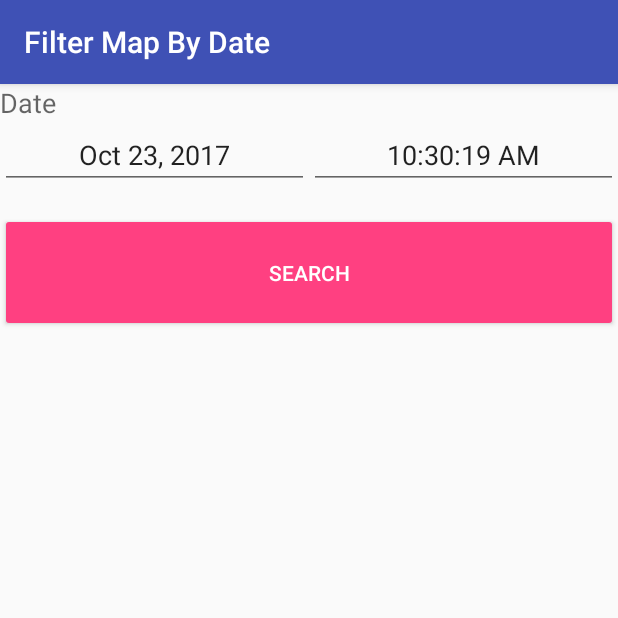
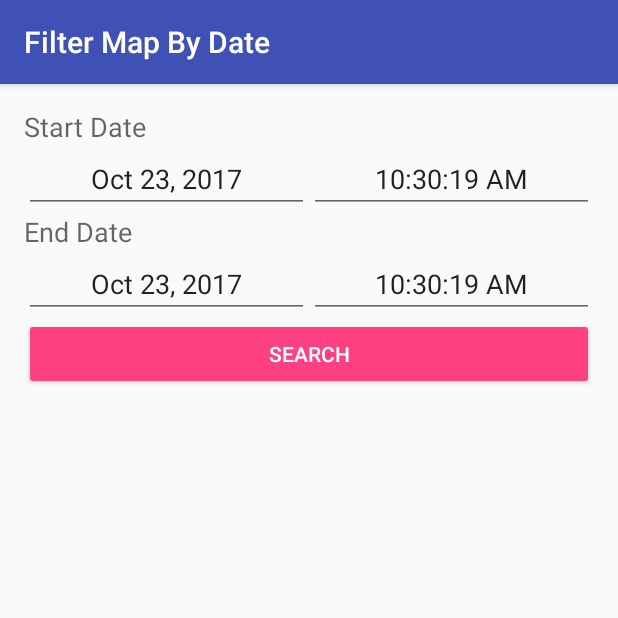
Before and after one commit to JJEV2340/CS_2340_RatProject, an Android app: the screen it shows after launch once a user with an empty profile is signed in (RatSightingMapFilterActivity), after a tap on "FILTER", on a phone screen of 412 x 824 dp, the top half of it. Run offline under Robolectric (Android 15) with nearby library versions, the phone set to English and light mode, and no system bars; our stand-ins replace ButterKnife, Firebase (no records; nobody signed in at launch, a user with empty details on screens opened directly).

Commit message:
implemented filter by date function

```diff
--- a/app/src/main/java/org/lulz/jrat/view/impl/MainActivity.java
+++ b/app/src/main/java/org/lulz/jrat/view/impl/MainActivity.java
@@ -87,6 +87,8 @@ public class MainActivity extends AppCompatActivity
         switch (item.getItemId()) {
             case R.id.nav_map:
                 fragment = new RatSightingMapFragment();
+                Bundle arguments = getIntent().getBundleExtra("DateBundle");
+                fragment.setArguments(arguments);
                 setTitle(R.string.title_map);
                 break;
             case R.id.nav_list:
--- a/app/src/main/java/org/lulz/jrat/view/impl/RatSightingMapFilterActivity.java
+++ b/app/src/main/java/org/lulz/jrat/view/impl/RatSightingMapFilterActivity.java
@@ -43,18 +43,22 @@ import static java.util.Calendar.YEAR;
  */
 
 public class RatSightingMapFilterActivity extends AppCompatActivity {
-    @BindView(R.id.filterDate)
-    TextView filterDate;
-    @BindView(R.id.filterTime)
-    TextView filterTime;
+    @BindView(R.id.filterStartDate)
+    TextView startDate;
+    @BindView(R.id.filterStartTime)
+    TextView startTime;
+    @BindView(R.id.filterEndDate)
+    TextView endDate;
+    @BindView(R.id.filterEndTime)
+    TextView endTime;
 
-    private Calendar calendar;
-    public static boolean active = false;
+    private Calendar startCalendar;
+    private Calendar endCalendar;
+    public static boolean hitSearch = false;
 
     @Override
     protected void onCreate(Bundle savedInstanceState) {
         super.onCreate(savedInstanceState);
-        active = true;
         setContentView(R.layout.activity_map_filter);
         ButterKnife.bind(this);
 
@@ -62,7 +66,8 @@ public class RatSightingMapFilterActivity extends AppCompatActivity {
         setSupportActionBar(toolbar);
 
         // initialize dates
-        calendar = Calendar.getInstance();
+        startCalendar = Calendar.getInstance();
+        endCalendar = Calendar.getInstance();
         updateDate();
     }
 
@@ -71,25 +76,31 @@ public class RatSightingMapFilterActivity extends AppCompatActivity {
      * backing Calendar object
      */
     private void updateDate() {
-        Date datetime = calendar.getTime();
-        String date = DateFormat.getDateInstance().format(datetime);
-        String time = DateFormat.getTimeInstance().format(datetime);
-        filterDate.setText(date);
-        filterTime.setText(time);
+        Date datetimeStart = startCalendar.getTime();
+        String dateStart = DateFormat.getDateInstance().format(datetimeStart);
+        String timeStart = DateFormat.getTimeInstance().format(datetimeStart);
+        startDate.setText(dateStart);
+        startTime.setText(timeStart);
+        Date datetimeEnd = endCalendar.getTime();
+        String dateEnd = DateFormat.getDateInstance().format(datetimeEnd);
+        String timeEnd = DateFormat.getTimeInstance().format(datetimeEnd);
+        endDate.setText(dateEnd);
+        endTime.setText(timeEnd);
     }
 
+    // Start time
     /**
      * When the user clicks on the edit text of date, a datepicker
      * calendar will popup for the user to enter the date
      */
-    @OnClick(R.id.filterDate)
-    void onDateClicked() {
+    @OnClick(R.id.filterStartDate)
+    void onStartDateClicked() {
         DatePickerDialog mDatePicker = new DatePickerDialog(this, new DatePickerDialog.OnDateSetListener() {
             public void onDateSet(DatePicker picker, int year, int month, int day) {
-                calendar.set(year, month, day);
+                startCalendar.set(year, month, day);
                 updateDate();
             }
-        }, calendar.get(YEAR), calendar.get(MONTH), calendar.get(DAY_OF_MONTH));
+        }, startCalendar.get(YEAR), startCalendar.get(MONTH), startCalendar.get(DAY_OF_MONTH));
         mDatePicker.setTitle(R.string.title_pick_date);
         mDatePicker.show();
     }
@@ -98,17 +109,53 @@ public class RatSightingMapFilterActivity extends AppCompatActivity {
      * When the user clicks on the edit text of time, a timepicker
      * clock will popup for the user to enter the time
      */
-    @OnClick(R.id.filterTime)
-    void onTimeClicked() {
+    @OnClick(R.id.filterStartTime)
+    void onStartTimeClicked() {
         TimePickerDialog mTimePicker = new TimePickerDialog(this, new TimePickerDialog.OnTimeSetListener() {
             @Override
             public void onTimeSet(TimePicker picker, int hour, int minute) {
-                calendar.set(HOUR_OF_DAY, hour);
-                calendar.set(MINUTE, minute);
-                calendar.set(SECOND, 0);
+                startCalendar.set(HOUR_OF_DAY, hour);
+                startCalendar.set(MINUTE, minute);
+                startCalendar.set(SECOND, 0);
                 updateDate();
             }
-        }, calendar.get(HOUR_OF_DAY), calendar.get(MINUTE), false);
+        }, startCalendar.get(HOUR_OF_DAY), startCalendar.get(MINUTE), false);
+        mTimePicker.setTitle(R.string.title_pick_time);
+        mTimePicker.show();
+    }
+
+    //End Time
+    /**
+     * When the user clicks on the edit text of date, a datepicker
+     * calendar will popup for the user to enter the date
+     */
+    @OnClick(R.id.filterEndDate)
+    void onEndDateClicked() {
+        DatePickerDialog mDatePicker = new DatePickerDialog(this, new DatePickerDialog.OnDateSetListener() {
+            public void onDateSet(DatePicker picker, int year, int month, int day) {
+                endCalendar.set(year, month, day);
+                updateDate();
+            }
+        }, endCalendar.get(YEAR), endCalendar.get(MONTH), endCalendar.get(DAY_OF_MONTH));
+        mDatePicker.setTitle(R.string.title_pick_date);
+        mDatePicker.show();
+    }
+
+    /**
+     * When the user clicks on the edit text of time, a timepicker
+     * clock will popup for the user to enter the time
+     */
+    @OnClick(R.id.filterEndTime)
+    void onEndTimeClicked() {
+        TimePickerDialog mTimePicker = new TimePickerDialog(this, new TimePickerDialog.OnTimeSetListener() {
+            @Override
+            public void onTimeSet(TimePicker picker, int hour, int minute) {
+                endCalendar.set(HOUR_OF_DAY, hour);
+                endCalendar.set(MINUTE, minute);
+                endCalendar.set(SECOND, 0);
+                updateDate();
+            }
+        }, endCalendar.get(HOUR_OF_DAY), endCalendar.get(MINUTE), false);
         mTimePicker.setTitle(R.string.title_pick_time);
         mTimePicker.show();
     }
@@ -117,6 +164,14 @@ public class RatSightingMapFilterActivity extends AppCompatActivity {
     // TODO: which then will pass the date to RatSightingMapFragment as arguments
     @OnClick(R.id.searchButton)
     public void onClick(View view) {
+        hitSearch = true;
+        Bundle arguments = new Bundle();
+        arguments.putLong("startDate", startCalendar.getTimeInMillis());
+        arguments.putLong("endDate", endCalendar.getTimeInMillis());
+
+        Intent searchIntent = new Intent(this, MainActivity.class);
+        searchIntent.putExtra("DateBundle", arguments);
+        startActivity(searchIntent);
     }
 
     @Override
--- a/app/src/main/java/org/lulz/jrat/view/impl/RatSightingMapFragment.java
+++ b/app/src/main/java/org/lulz/jrat/view/impl/RatSightingMapFragment.java
@@ -41,10 +41,16 @@ import butterknife.OnClick;
 public class RatSightingMapFragment extends Fragment implements OnMapReadyCallback {
 
     private GoogleMap mMap;
+    private long startLong;
+    private long endLong;
 
     @Override
     public void onCreate(Bundle savedInstanceState) {
         super.onCreate(savedInstanceState);
+        if (RatSightingMapFilterActivity.hitSearch) {
+            startLong = getArguments().getLong("startDate");
+            endLong = getArguments().getLong("endDate");
+        }
     }
 
     @Override
@@ -99,6 +105,7 @@ public class RatSightingMapFragment extends Fragment implements OnMapReadyCallba
         // Places a marker for every data in the database
         // TODO: implement a way to restrict the marker placement using date.after()
         // As of now, each marker only displays each data's key
+        if (RatSightingMapFilterActivity.hitSearch) {
             FirebaseFirestore.getInstance()
                     .collection("sightings")
                     .get()
@@ -107,10 +114,14 @@ public class RatSightingMapFragment extends Fragment implements OnMapReadyCallba
                         public void onComplete(@NonNull Task<QuerySnapshot> task) {
                             if (task.isSuccessful()) {
                                 for (DocumentSnapshot document : task.getResult()) {
-                                if (document.get("location") != null) {
+                                    if (document.get("location") != null
+                                            && document.get("date") != null) {
+                                        long docDateLong = ((Date) document.get("date")).getTime();
+                                        if (docDateLong >= startLong && docDateLong <= endLong) {
                                             LatLng singleMaker = new LatLng(document.getGeoPoint("location").getLatitude(),
                                                     document.getGeoPoint("location").getLongitude());
                                             mMap.addMarker(new MarkerOptions().position(singleMaker).title(document.getId()));
+                                        }
                                     }
                                 }
                             } else {
@@ -120,3 +131,4 @@ public class RatSightingMapFragment extends Fragment implements OnMapReadyCallba
                     });
         }
     }
+}
--- a/app/src/main/res/layout/map_filter.xml
+++ b/app/src/main/res/layout/map_filter.xml
@@ -1,32 +1,32 @@
 <?xml version="1.0" encoding="utf-8"?>
 <LinearLayout xmlns:android="http://schemas.android.com/apk/res/android"
-    xmlns:tools="http://schemas.android.com/tools"
-    android:orientation="vertical" android:layout_width="match_parent"
+    android:layout_width="match_parent"
     android:layout_height="match_parent"
-    android:weightSum="1">
+    android:padding="16dp"
+    android:orientation="vertical"
+    android:gravity="center_horizontal">
 
     <TextView
-        android:id="@+id/labelDate2"
-        android:layout_width="match_parent"
-        android:layout_height="wrap_content"
-        android:textAppearance="@android:style/TextAppearance.Material.Medium"
-        android:text="@string/label_date"/>
+    android:id="@+id/labelStartDate"
+    android:layout_width="match_parent"
+    android:layout_height="wrap_content"
+    android:textAppearance="@android:style/TextAppearance.Material.Medium"
+    android:text="@string/start_date"/>
 
     <LinearLayout
         android:layout_width="match_parent"
         android:layout_height="wrap_content"
-        android:layout_marginBottom="16dp"
         android:orientation="horizontal">
 
         <TextView
-            android:id="@+id/filterDate"
+            android:id="@+id/filterStartDate"
             android:layout_width="0dp"
             android:layout_height="wrap_content"
             android:layout_weight="1"
             android:textAlignment="center"
             style="@style/FakeEditText"/>
         <TextView
-            android:id="@+id/filterTime"
+            android:id="@+id/filterStartTime"
             android:layout_width="0dp"
             android:layout_height="wrap_content"
             android:layout_weight="1"
@@ -34,11 +34,46 @@
             style="@style/FakeEditText"/>
     </LinearLayout>
 
-    <Button
-        android:id="@+id/searchButton"
+    <TextView
+        android:id="@+id/labelEndDate"
         android:layout_width="match_parent"
         android:layout_height="wrap_content"
-        android:layout_weight="0.05"
-        style="@style/Widget.AppCompat.Button.Colored"
-        android:text="Search" />
+        android:textAppearance="@android:style/TextAppearance.Material.Medium"
+        android:text="@string/end_date"/>
+
+    <LinearLayout
+        android:layout_width="match_parent"
+        android:layout_height="wrap_content"
+        android:orientation="horizontal">
+
+        <TextView
+            android:id="@+id/filterEndDate"
+            android:layout_width="0dp"
+            android:layout_height="wrap_content"
+            android:layout_weight="1"
+            android:textAlignment="center"
+            style="@style/FakeEditText"/>
+        <TextView
+            android:id="@+id/filterEndTime"
+            android:layout_width="0dp"
+            android:layout_height="wrap_content"
+            android:layout_weight="1"
+            android:textAlignment="center"
+            style="@style/FakeEditText"/>
+    </LinearLayout>
+
+
+
+    <LinearLayout
+        android:layout_width="match_parent"
+        android:layout_height="wrap_content"
+        android:orientation="horizontal">
+        <Button
+            android:id="@+id/searchButton"
+            android:layout_width="0dp"
+            android:layout_height="wrap_content"
+            android:text="@string/search"
+            android:layout_weight="1"
+            style="@style/Widget.AppCompat.Button.Colored"/>
+    </LinearLayout>
 </LinearLayout>
--- a/app/src/main/res/values/strings.xml
+++ b/app/src/main/res/values/strings.xml
@@ -36,4 +36,7 @@
     <string name="nav_list">List</string>
     <string name="nav_report">Report</string>
     <string name="title_activity_rat_sighting_google_map">Map</string>
+    <string name="start_date">Start Date</string>
+    <string name="end_date">End Date</string>
+    <string name="search">Search</string>
 </resources>
```
Lines whose indentation alone changed are shown as unchanged.
